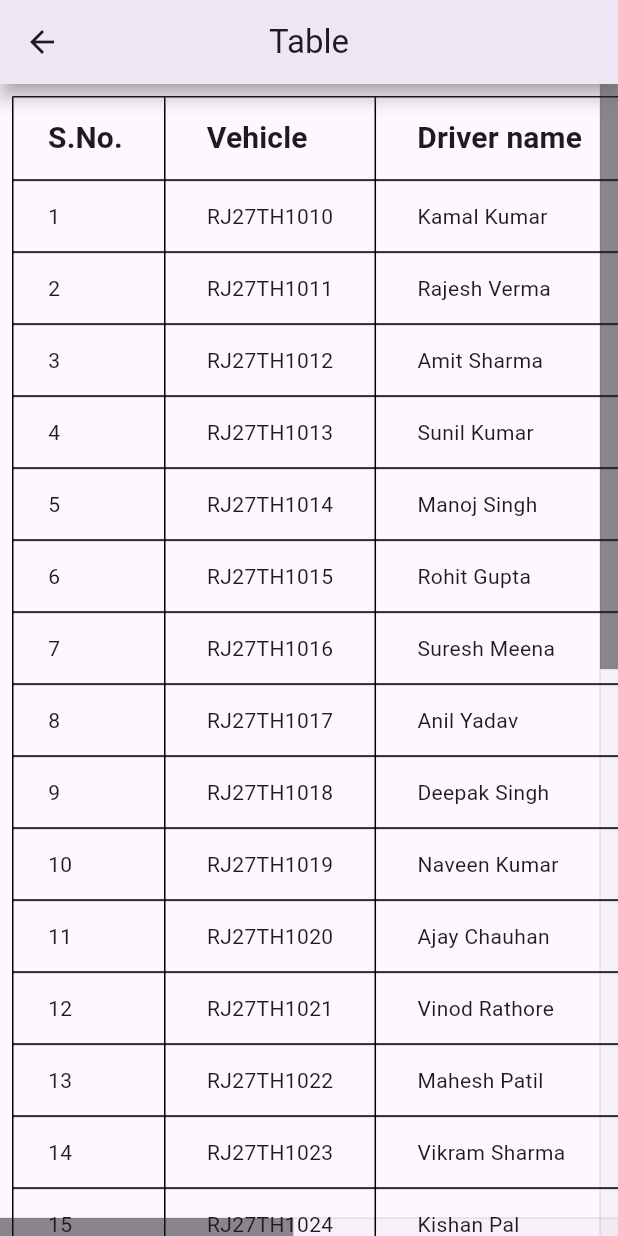
After one commit to tarun3997/geo_route, a Flutter app: the TableScreen screen opened directly, on a phone screen of 412 x 824 dp. The commit adds this screen. Run offline on Flutter 3.47's test engine with Material 3 defaults, Android fonts, the phone set to English and light mode, and no system bars; our stand-ins replace anim_search_bar, connectivity_plus, dio, firebase_core, firebase_messaging, flutter_form_builder and 4 more; missing offline and left inert: mapmyindia_gl; accounts and stored records are empty; network calls fail.

Commit message:
table screen added

```diff
--- /dev/null
+++ b/lib/screens/table_screen.dart
@@ -0,0 +1,130 @@
+import 'package:flutter/material.dart';
+
+class TableScreen extends StatefulWidget {
+  const TableScreen({super.key});
+
+  @override
+  State<TableScreen> createState() => _TableScreenState();
+}
+
+class _TableScreenState extends State<TableScreen> {
+
+  final List<Map<String, String>> listOfColumns = [
+    {"S.No.": "1", "Vehicle": "RJ27TH1010", "Driver name": "Kamal Kumar", "Km Driven": "5680", "Avg mileage": "30", "Damage": "Head light"},
+    {"S.No.": "2", "Vehicle": "RJ27TH1011", "Driver name": "Rajesh Verma", "Km Driven": "5890", "Avg mileage": "28", "Damage": "Windshield"},
+    {"S.No.": "3", "Vehicle": "RJ27TH1012", "Driver name": "Amit Sharma", "Km Driven": "6100", "Avg mileage": "32", "Damage": "Side mirror"},
+    {"S.No.": "4", "Vehicle": "RJ27TH1013", "Driver name": "Sunil Kumar", "Km Driven": "6300", "Avg mileage": "29", "Damage": "Head light"},
+    {"S.No.": "5", "Vehicle": "RJ27TH1014", "Driver name": "Manoj Singh", "Km Driven": "6520", "Avg mileage": "31", "Damage": "Windshield"},
+    {"S.No.": "6", "Vehicle": "RJ27TH1015", "Driver name": "Rohit Gupta", "Km Driven": "6740", "Avg mileage": "30", "Damage": "Side mirror"},
+    {"S.No.": "7", "Vehicle": "RJ27TH1016", "Driver name": "Suresh Meena", "Km Driven": "6950", "Avg mileage": "27", "Damage": "Head light"},
+    {"S.No.": "8", "Vehicle": "RJ27TH1017", "Driver name": "Anil Yadav", "Km Driven": "7200", "Avg mileage": "33", "Damage": "Windshield"},
+    {"S.No.": "9", "Vehicle": "RJ27TH1018", "Driver name": "Deepak Singh", "Km Driven": "7430", "Avg mileage": "26", "Damage": "Side mirror"},
+    {"S.No.": "10", "Vehicle": "RJ27TH1019", "Driver name": "Naveen Kumar", "Km Driven": "7650", "Avg mileage": "28", "Damage": "Head light"},
+    {"S.No.": "11", "Vehicle": "RJ27TH1020", "Driver name": "Ajay Chauhan", "Km Driven": "7880", "Avg mileage": "29", "Damage": "Windshield"},
+    {"S.No.": "12", "Vehicle": "RJ27TH1021", "Driver name": "Vinod Rathore", "Km Driven": "8100", "Avg mileage": "30", "Damage": "Side mirror"},
+    {"S.No.": "13", "Vehicle": "RJ27TH1022", "Driver name": "Mahesh Patil", "Km Driven": "8320", "Avg mileage": "32", "Damage": "Head light"},
+    {"S.No.": "14", "Vehicle": "RJ27TH1023", "Driver name": "Vikram Sharma", "Km Driven": "8540", "Avg mileage": "31", "Damage": "Windshield"},
+    {"S.No.": "15", "Vehicle": "RJ27TH1024", "Driver name": "Kishan Pal", "Km Driven": "8760", "Avg mileage": "29", "Damage": "Side mirror"},
+    {"S.No.": "16", "Vehicle": "RJ27TH1025", "Driver name": "Pradeep Kumar", "Km Driven": "8980", "Avg mileage": "30", "Damage": "Head light"},
+    {"S.No.": "17", "Vehicle": "RJ27TH1026", "Driver name": "Tarun Verma", "Km Driven": "9200", "Avg mileage": "28", "Damage": "Windshield"},
+    {"S.No.": "18", "Vehicle": "RJ27TH1027", "Driver name": "Ravi Sharma", "Km Driven": "9420", "Avg mileage": "27", "Damage": "Side mirror"},
+    {"S.No.": "19", "Vehicle": "RJ27TH1028", "Driver name": "Rakesh Yadav", "Km Driven": "9640", "Avg mileage": "31", "Damage": "Head light"},
+    {"S.No.": "20", "Vehicle": "RJ27TH1029", "Driver name": "Mohit Singh", "Km Driven": "9860", "Avg mileage": "33", "Damage": "Windshield"},
+    {"S.No.": "21", "Vehicle": "RJ27TH1030", "Driver name": "Ashok Kumar", "Km Driven": "10080", "Avg mileage": "30", "Damage": "Side mirror"},
+    {"S.No.": "22", "Vehicle": "RJ27TH1031", "Driver name": "Suraj Pal", "Km Driven": "10300", "Avg mileage": "28", "Damage": "Head light"},
+    {"S.No.": "23", "Vehicle": "RJ27TH1032", "Driver name": "Dinesh Sharma", "Km Driven": "10520", "Avg mileage": "27", "Damage": "Windshield"},
+    {"S.No.": "24", "Vehicle": "RJ27TH1033", "Driver name": "Rohan Gupta", "Km Driven": "10740", "Avg mileage": "32", "Damage": "Side mirror"},
+    {"S.No.": "25", "Vehicle": "RJ27TH1034", "Driver name": "Shyam Kumar", "Km Driven": "10960", "Avg mileage": "30", "Damage": "Head light"},
+    {"S.No.": "26", "Vehicle": "RJ27TH1035", "Driver name": "Pawan Verma", "Km Driven": "11180", "Avg mileage": "29", "Damage": "Windshield"},
+    {"S.No.": "27", "Vehicle": "RJ27TH1036", "Driver name": "Vikas Sharma", "Km Driven": "11400", "Avg mileage": "28", "Damage": "Side mirror"},
+    {"S.No.": "28", "Vehicle": "RJ27TH1037", "Driver name": "Rahul Singh", "Km Driven": "11620", "Avg mileage": "32", "Damage": "Head light"},
+    {"S.No.": "29", "Vehicle": "RJ27TH1038", "Driver name": "Gopal Yadav", "Km Driven": "11840", "Avg mileage": "31", "Damage": "Windshield"},
+    {"S.No.": "30", "Vehicle": "RJ27TH1039", "Driver name": "Nitin Kumar", "Km Driven": "12060", "Avg mileage": "30", "Damage": "Side mirror"},
+  ];
+  final TextStyle textStyle = const TextStyle(fontWeight: FontWeight.bold, fontSize: 20);
+
+  @override
+  Widget build(BuildContext context) {
+    return Scaffold(
+      appBar: AppBar(
+        title: const Text("Table"),
+        elevation: 5,
+        shadowColor: Colors.grey,
+        centerTitle: true,
+      ),
+      body: TwoDimensionalScrollWidget(
+        child: Padding(
+          padding: const EdgeInsets.all(8.0),
+          child: DataTable(
+            border: TableBorder.all(color: Colors.black),
+            columns: [
+              DataColumn(label: Text('S.No.', style: textStyle,)),
+              DataColumn(label: Text('Vehicle', style: textStyle,)),
+              DataColumn(label: Text('Driver name', style: textStyle,)),
+              DataColumn(label: Text('Km Driven', style: textStyle,)),
+              DataColumn(label: Text('Avg mileage', style: textStyle,)),
+              DataColumn(label: Text('Damage', style: textStyle,)),
+            ],
+            rows:
+            listOfColumns // Loops through dataColumnText, each iteration assigning the value to element
+                .map(
+              ((element) => DataRow(
+                cells: <DataCell>[
+                  DataCell(Text(element["S.No."]!)), //Extracting from Map element the value
+                  DataCell(Text(element["Vehicle"]!)),
+                  DataCell(Text(element["Driver name"]!)),
+                  DataCell(Text(element["Km Driven"]!)), //Extracting from Map element the value
+                  DataCell(Text(element["Avg mileage"]!)),
+                  DataCell(Text(element["Damage"]!)),
+                ],
+              )),
+            )
+                .toList(),
+          )
+        ),
+      ),
+    );
+  }
+}
+
+class TwoDimensionalScrollWidget extends StatelessWidget {
+  final Widget child;
+
+  final ScrollController _verticalController = ScrollController();
+  final ScrollController _horizontalController = ScrollController();
+
+  TwoDimensionalScrollWidget({
+    super.key,
+    required this.child,
+  });
+
+  @override
+  Widget build(BuildContext context) {
+    return Scrollbar(
+      thickness: 12.0,
+      trackVisibility: true,
+      interactive: true,
+      controller: _verticalController,
+      scrollbarOrientation: ScrollbarOrientation.right,
+      thumbVisibility: true,
+      child: Scrollbar(
+        thickness: 12.0,
+        trackVisibility: true,
+        interactive: true,
+        controller: _horizontalController,
+        scrollbarOrientation: ScrollbarOrientation.bottom,
+        thumbVisibility: true,
+        notificationPredicate: (ScrollNotification notif) => notif.depth == 1,
+        child: SingleChildScrollView(
+          controller: _verticalController,
+          child: SingleChildScrollView(
+            primary: false,
+            controller: _horizontalController,
+            scrollDirection: Axis.horizontal,
+            child: child,
+          ),
+        ),
+      ),
+    );
+  }
+}
```
Also changed, not shown: lib/screens/home_screen.dart (+23 -16 lines), lib/screens/vehicle_details_screen.dart (+14 -23 lines).
